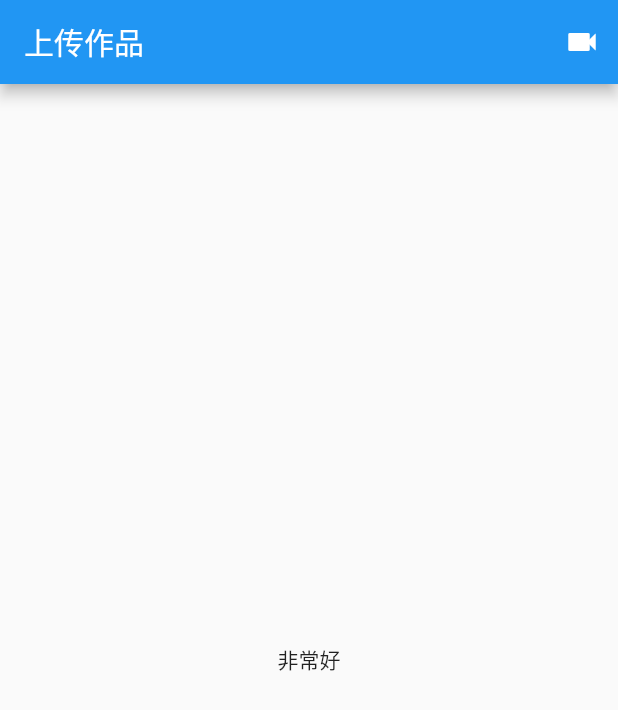
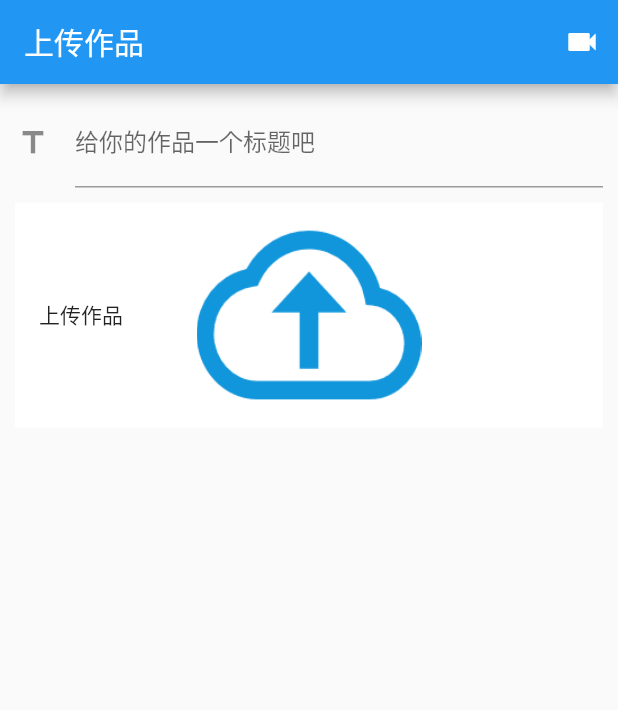
Before and after one commit to jishaofeng89/video_app_02, a Flutter app: the screen it shows after launch, on a phone screen of 412 x 824 dp. Shown: the top 710 px of the screen. Run offline on Flutter 3.47's test engine with Material 2 defaults, Android fonts, the phone set to English and light mode, and no system bars.

Commit message:
update ui

```diff
--- a/lib/upload_page.dart
+++ b/lib/upload_page.dart
@@ -13,6 +13,8 @@ class _UploadPageState extends State<UploadPage> {
 
   }
 
+  TextEditingController _controller = TextEditingController();
+
   @override
   Widget build(BuildContext context) {
     return Scaffold(
@@ -27,8 +29,36 @@ class _UploadPageState extends State<UploadPage> {
           ),
         ],
       ),
-      body: Center(
-        child: Text('非常好'),
+      body: Container(
+        margin: EdgeInsets.all(10),
+        child: Column(
+          children: <Widget>[
+            TextField(
+              controller: _controller,
+              decoration: InputDecoration(
+                icon: Icon(Icons.title),
+                labelText: "给你的作品一个标题吧",
+              ),
+            ),
+            Container(
+              height: 150,
+              margin: EdgeInsets.only(top: 10),
+              decoration: BoxDecoration(
+                color: Colors.white,
+                image: DecorationImage(
+                  image: AssetImage('assets/images/cloud_upload.png'),
+                  fit: BoxFit.contain,
+                ),
+              ),
+              alignment: Alignment.centerLeft,
+              child: FlatButton(
+                onPressed: () {},
+                child: Text('上传作品'),
+                color: Colors.transparent,
+              ),
+            ),
+          ],
+        ),
       ),
     );
   }
--- a/pubspec.yaml
+++ b/pubspec.yaml
@@ -46,6 +46,8 @@ flutter:
   # assets:
   #  - images/a_dot_burr.jpeg
   #  - images/a_dot_ham.jpeg
+  assets:
+    - assets/images/cloud_upload.png
 
   # An image asset can refer to one or more resolution-specific "variants", see
   # https://flutter.dev/assets-and-images/#resolution-aware.
```
Also changed, not shown: assets/images/cloud_upload.png (added).
